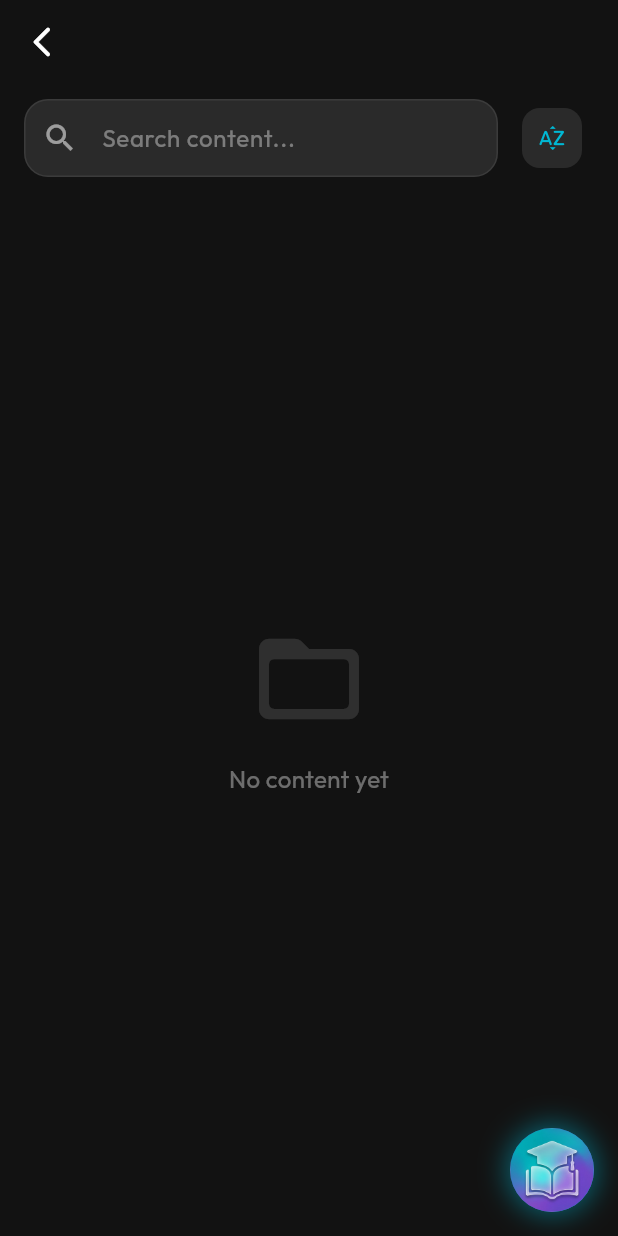
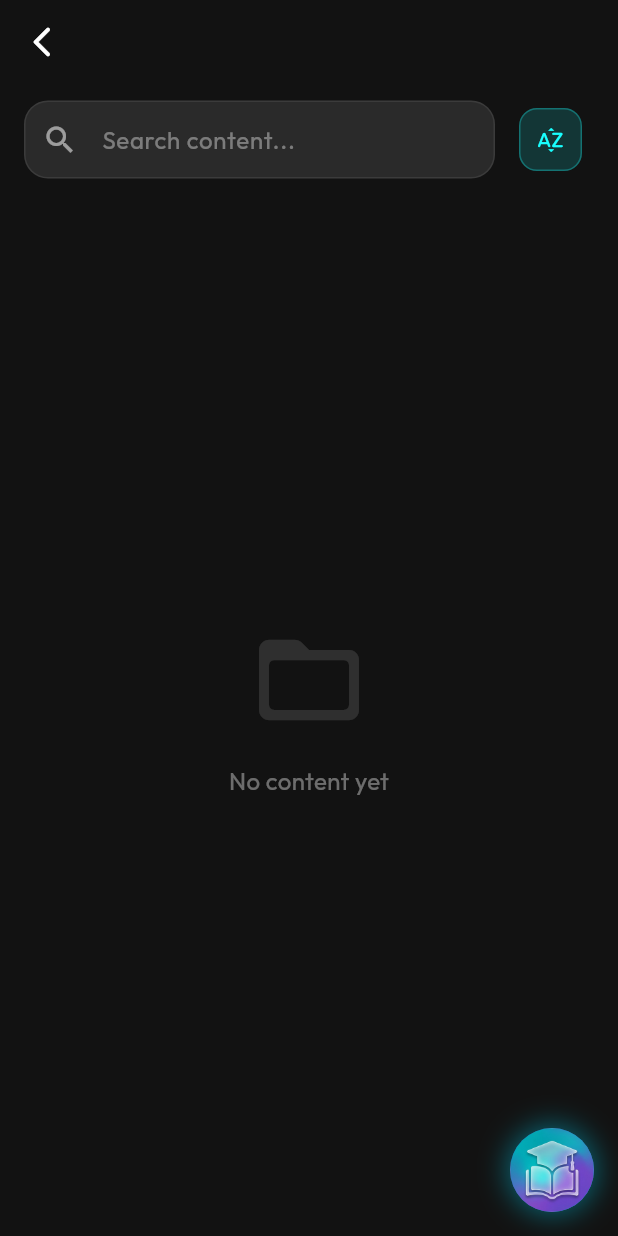
Before and after one commit to sycodeveloper00/prepora, a Flutter app: the FolderDetailsScreen screen opened directly with empty values, on a phone screen of 412 x 824 dp. Run offline on Flutter 3.47's test engine with Material 3 defaults, Android fonts, the phone set to English and light mode, and no system bars; our stand-ins replace cached_network_image, cloud_firestore, cloud_functions, connectivity_plus, device_info_plus, file_picker and 18 more; missing offline and left inert: dart:html, flutter_math_fork, google_mlkit_text_recognition, home_widget, markdown, mobile_scanner and 2 more; accounts and stored records are empty.

Commit message:
fix: Natural numeric sort (Paper_1..5..38..50) + theme-aware sort/select toolbar colors

```diff
--- a/lib/features/folders/presentation/folder_details_screen.dart
+++ b/lib/features/folders/presentation/folder_details_screen.dart
@@ -56,6 +56,41 @@ class _FolderDetailsScreenState extends State<FolderDetailsScreen> {
   bool _autoDownload = true;
   String? _currentActivityId;
   final Map<String, double> _uploadProgress = {};
+
+  int _naturalCompare(String a, String b) {
+    final aLower = a.toLowerCase();
+    final bLower = b.toLowerCase();
+    final aRuns = <dynamic>[];
+    final bRuns = <dynamic>[];
+    final numRe = RegExp(r'\d+');
+    int start = 0;
+    for (final m in numRe.allMatches(aLower)) {
+      if (m.start > start) aRuns.add(aLower.substring(start, m.start));
+      aRuns.add(int.parse(m.group(0)!));
+      start = m.end;
+    }
+    if (start < aLower.length) aRuns.add(aLower.substring(start));
+    start = 0;
+    for (final m in numRe.allMatches(bLower)) {
+      if (m.start > start) bRuns.add(bLower.substring(start, m.start));
+      bRuns.add(int.parse(m.group(0)!));
+      start = m.end;
+    }
+    if (start < bLower.length) bRuns.add(bLower.substring(start));
+    final len = aRuns.length < bRuns.length ? aRuns.length : bRuns.length;
+    for (int i = 0; i < len; i++) {
+      final aR = aRuns[i];
+      final bR = bRuns[i];
+      if (aR is int && bR is int) {
+        final cmp = aR.compareTo(bR);
+        if (cmp != 0) return cmp;
+      } else {
+        final cmp = aR.toString().compareTo(bR.toString());
+        if (cmp != 0) return cmp;
+      }
+    }
+    return aRuns.length.compareTo(bRuns.length);
+  }
 
   Future<void> _sendScopedNotification(String message, {String? parentContentId, Map<String, dynamic>? contentData}) async {
     if (widget.targetStudentUid != null) {
@@ -1346,12 +1381,21 @@ class _FolderDetailsScreenState extends State<FolderDetailsScreen> {
                     icon: Container(
                       padding: const EdgeInsets.all(10),
                       decoration: BoxDecoration(
-                        color: Theme.of(context).brightness == Brightness.dark ? Colors.white10 : Colors.black12,
+                        color: Theme.of(context).brightness == Brightness.dark
+                            ? Colors.cyanAccent.withValues(alpha: 0.15)
+                            : const Color(0xFF4A148C).withValues(alpha: 0.1),
                         borderRadius: BorderRadius.circular(12),
+                        border: Border.all(
+                          color: Theme.of(context).brightness == Brightness.dark
+                              ? Colors.cyanAccent.withValues(alpha: 0.3)
+                              : const Color(0xFF4A148C).withValues(alpha: 0.3),
+                        ),
                       ),
                       child: Icon(
                         _sortMode == 'custom' ? Icons.drag_indicator_rounded : Icons.sort_by_alpha_rounded,
-                        color: _sortMode != 'custom' ? const Color(0xFF00B8D4) : (Theme.of(context).brightness == Brightness.dark ? Colors.white54 : Colors.black54),
+                        color: Theme.of(context).brightness == Brightness.dark
+                            ? Colors.cyanAccent
+                            : const Color(0xFF4A148C),
                         size: 20,
                       ),
                     ),
@@ -1437,13 +1481,13 @@ class _FolderDetailsScreenState extends State<FolderDetailsScreen> {
                       visibleDocs.sort((a, b) {
                         final aName = (a.data() as Map<String, dynamic>)['name'] as String? ?? '';
                         final bName = (b.data() as Map<String, dynamic>)['name'] as String? ?? '';
-                        return aName.toLowerCase().compareTo(bName.toLowerCase());
+                        return _naturalCompare(aName, bName);
                       });
                     } else if (_sortMode == 'za') {
                       visibleDocs.sort((a, b) {
                         final aName = (a.data() as Map<String, dynamic>)['name'] as String? ?? '';
                         final bName = (b.data() as Map<String, dynamic>)['name'] as String? ?? '';
-                        return bName.toLowerCase().compareTo(aName.toLowerCase());
+                        return _naturalCompare(bName, aName);
                       });
                     } else {
                       // Custom order — use local order map
@@ -1772,17 +1816,24 @@ class _FolderDetailsScreenState extends State<FolderDetailsScreen> {
       padding: const EdgeInsets.symmetric(horizontal: 12, vertical: 6),
       margin: const EdgeInsets.fromLTRB(16, 4, 16, 0),
       decoration: BoxDecoration(
-        color: (isDark ? Colors.white : Colors.black).withValues(alpha: 0.08),
+        color: isDark
+            ? Colors.cyanAccent.withValues(alpha: 0.1)
+            : const Color(0xFF4A148C).withValues(alpha: 0.08),
         borderRadius: BorderRadius.circular(12),
+        border: Border.all(
+          color: isDark
+              ? Colors.cyanAccent.withValues(alpha: 0.2)
+              : const Color(0xFF4A148C).withValues(alpha: 0.15),
+        ),
       ),
       child: Row(children: [
-        Icon(Icons.checklist_rounded, size: 18, color: isDark ? Colors.white70 : Colors.black54),
+        Icon(Icons.checklist_rounded, size: 18, color: isDark ? Colors.cyanAccent : const Color(0xFF4A148C)),
         const SizedBox(width: 6),
-        Text('${_selectedIds.length} selected', style: TextStyle(color: isDark ? Colors.white : Colors.black87, fontWeight: FontWeight.w600, fontSize: 13)),
+        Text('${_selectedIds.length} selected', style: TextStyle(color: isDark ? Colors.cyanAccent : const Color(0xFF4A148C), fontWeight: FontWeight.w600, fontSize: 13)),
         const SizedBox(width: 8),
         _toolbarIconButton(
           _selectedIds.length == _visibleContentIds.length ? Icons.deselect_rounded : Icons.select_all_rounded,
-          const Color(0xFF4A148C),
+          isDark ? Colors.cyanAccent : const Color(0xFF4A148C),
           _selectedIds.length == _visibleContentIds.length ? 'Deselect All' : 'Select All',
           _selectAll,
         ),
```
